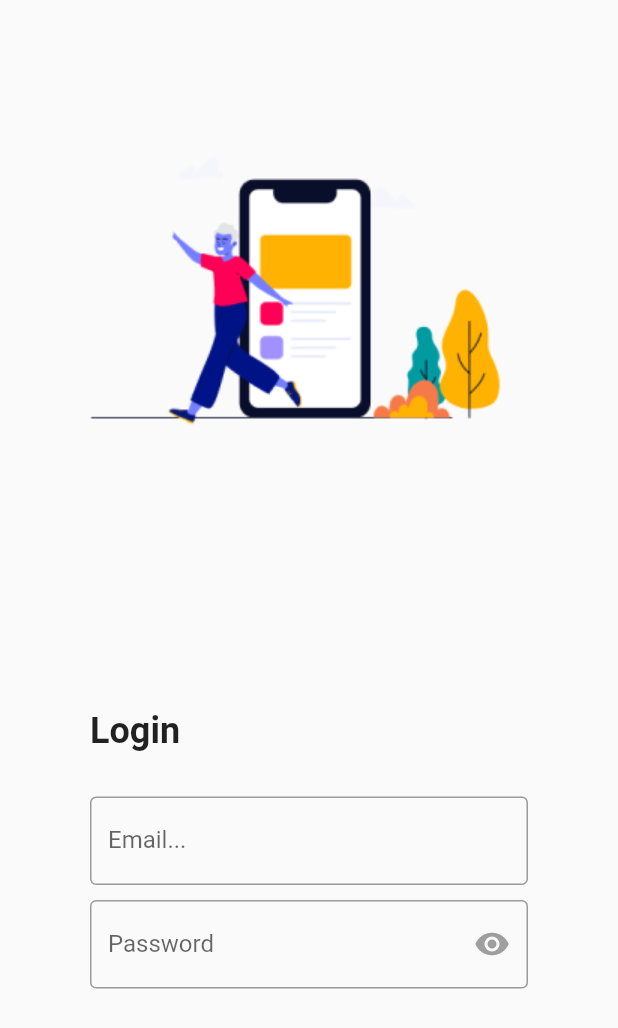
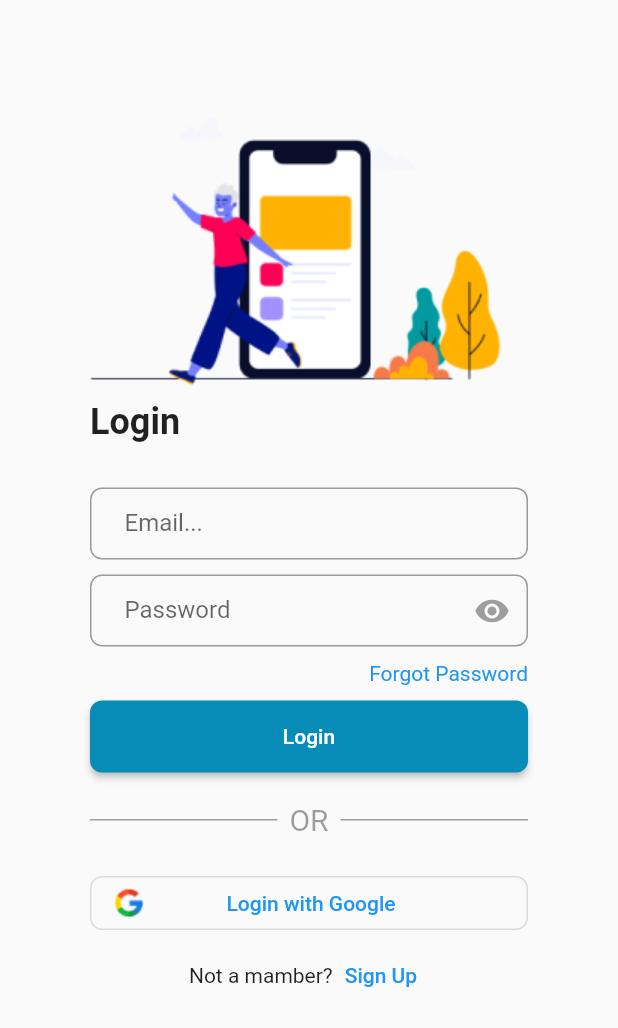
Before and after one commit to sawal123/flutter-doctor, a Flutter app: the screen it shows after launch, on a phone screen of 412 x 824 dp. Shown: the top 1028 px of the screen. Run offline on Flutter 3.47's test engine with Material 2 defaults, Android fonts, the phone set to English and light mode, and no system bars.

Commit message:
Login Done

```diff
--- a/lib/main.dart
+++ b/lib/main.dart
@@ -1,3 +1,4 @@
+import 'package:doctor/page/home.dart';
 import 'package:doctor/page/login.dart';
 import 'package:flutter/material.dart';
 
@@ -14,7 +15,8 @@ class MyApp extends StatelessWidget {
     return MaterialApp(
      initialRoute: '/login',
      routes: {
-      '/login':(context)=> loginApp()
+      '/login':(context)=> loginApp(),
+      '/home':(context) => Home()
      },
     );
   }
--- /dev/null
+++ b/lib/page/home.dart
@@ -0,0 +1,15 @@
+import 'package:flutter/material.dart';
+
+class Home extends StatefulWidget {
+  const Home({super.key});
+
+  @override
+  State<Home> createState() => _HomeState();
+}
+
+class _HomeState extends State<Home> {
+  @override
+  Widget build(BuildContext context) {
+    return Container(child: Text('Home'),);
+  }
+}
--- a/lib/page/login.dart
+++ b/lib/page/login.dart
@@ -1,3 +1,4 @@
+import 'package:doctor/page/home.dart';
 import 'package:flutter/material.dart';
 
 class loginApp extends StatefulWidget {
@@ -9,8 +10,10 @@ class loginApp extends StatefulWidget {
 
 class _loginAppState extends State<loginApp> {
   @override
+  // ignore: override_on_non_overriding_member
   bool _obscureText = true;
-  bool _cekLogin = false;
+  // ignore: unused_field
+  // bool _cekLogin = false;
   final emailController = TextEditingController();
   final passwordController = TextEditingController();
   Widget build(BuildContext context) {
@@ -19,18 +22,27 @@ class _loginAppState extends State<loginApp> {
       child: Padding(
         padding: const EdgeInsets.symmetric(horizontal: 60),
         child: Column(
-           crossAxisAlignment: CrossAxisAlignment.start,
+          crossAxisAlignment: CrossAxisAlignment.start,
           children: [
             Container(
-              child: Image.asset('asset/images/sign/login.png'),
+              child: Padding(
+                padding: const EdgeInsets.only(top: 50, bottom: 10),
+                child: Image.asset('asset/images/sign/login.png'),
+              ),
             ),
-            Text("Login", style: TextStyle(fontSize: 24, fontWeight: FontWeight.bold),),
+            Text(
+              "Login",
+              style: TextStyle(fontSize: 24, fontWeight: FontWeight.bold),
+            ),
             SizedBox(height: 30),
             TextField(
               controller: emailController,
               decoration: InputDecoration(
                 labelText: 'Email...',
-                border: OutlineInputBorder(),
+                contentPadding:
+                    EdgeInsets.symmetric(vertical: 4, horizontal: 23),
+                border:
+                    OutlineInputBorder(borderRadius: BorderRadius.circular(8)),
                 // prefixIcon: Icon(Icons.mail),
               ),
             ),
@@ -42,7 +54,10 @@ class _loginAppState extends State<loginApp> {
               obscureText:
                   _obscureText, // Ini mengatur apakah teks tersembunyi atau tidak
               decoration: InputDecoration(
-                border: OutlineInputBorder(),
+                border:
+                    OutlineInputBorder(borderRadius: BorderRadius.circular(8)),
+                contentPadding:
+                    EdgeInsets.symmetric(vertical: 4, horizontal: 23),
                 // prefixIcon: Icon(Icons.lock),
                 labelText: 'Password',
                 suffixIcon: IconButton(
@@ -59,6 +74,108 @@ class _loginAppState extends State<loginApp> {
               ),
               // Lainnya: controller, validator, onChanged, dsb.
             ),
+            SizedBox(
+              height: 10,
+            ),
+            Row(
+              crossAxisAlignment: CrossAxisAlignment.end,
+              children: [
+                Expanded(
+                  child: Align(
+                    alignment: Alignment.bottomRight,
+                    child: Text(
+                      'Forgot Password',
+                      style: TextStyle(
+                        color: Colors.blue,
+                      ),
+                    ),
+                  ),
+                ),
+              ],
+            ),
+            SizedBox(
+              height: 10,
+            ),
+            Container(
+              height: 48,
+              width: double.infinity,
+              child: ElevatedButton(
+                  onPressed: () {
+                   Navigator.pushNamed(context, '/home');
+                  },
+                  style: ElevatedButton.styleFrom(
+                    backgroundColor: Color(0xFF068CB7),
+                    shape: RoundedRectangleBorder(
+                      borderRadius: BorderRadius.circular(
+                          8.0), // Sesuaikan nilai radius sesuai keinginan
+                    ), // Sesuaikan dengan nilai warna yang diinginkan
+                  ),
+                  child: Text('Login')),
+            ),
+            SizedBox(
+              height: 20,
+            ),
+            const SizedBox(
+              width: double.infinity,
+              child: Row(
+                children: [
+                  Expanded(
+                    child: Divider(
+                      color: Colors.grey,
+                      thickness: 1.0,
+                      height: 20.0,
+                    ),
+                  ),
+                  Padding(
+                    padding: EdgeInsets.symmetric(horizontal: 8.0),
+                    child: Text(
+                      'OR',
+                      style: TextStyle(fontSize: 20, color: Colors.black38),
+                    ),
+                  ),
+                  Expanded(
+                    child: Divider(
+                      color: Colors.grey,
+                      thickness: 1.0,
+                      height: 20.0,
+                    ),
+                  ),
+                ],
+              ),
+            ),
+            SizedBox(
+              height: 20,
+            ),
+            Container(
+              width: double.infinity,
+              child: OutlinedButton(
+                onPressed: () {
+                  // Fungsi yang akan dijalankan saat tombol ditekan
+                },
+                style: OutlinedButton.styleFrom(
+                  shape: RoundedRectangleBorder(
+                    borderRadius: BorderRadius.circular(
+                        8.0), // Sesuaikan nilai radius sesuai keinginan
+                  ),
+                ),
+                child: Row(
+                  children: [
+                    Image.asset('asset/images/sign/google.png'),
+                    SizedBox(
+                      width: 55,
+                    ),
+                    Text('Login with Google')
+                  ],
+                ),
+              ),
+            ),
+            Row(
+              mainAxisAlignment: MainAxisAlignment.center,
+              children: [
+                Text('Not a mamber?'),
+                TextButton(onPressed: (){}, child: Text('Sign Up'))
+              ],
+            )
           ],
         ),
       ),
--- a/pubspec.yaml
+++ b/pubspec.yaml
@@ -60,7 +60,7 @@ flutter:
 
   # To add assets to your application, add an assets section, like this:
   assets:
-    - asset/images/sign
+    - asset/images/sign/
     # - images/a_dot_burr.jpeg
     # - images/a_dot_ham.jpeg
 
```
Also changed, not shown: asset/images/sign/Allura Freelancing.png, asset/images/sign/google.png (added), asset/images/sign/login.png.
